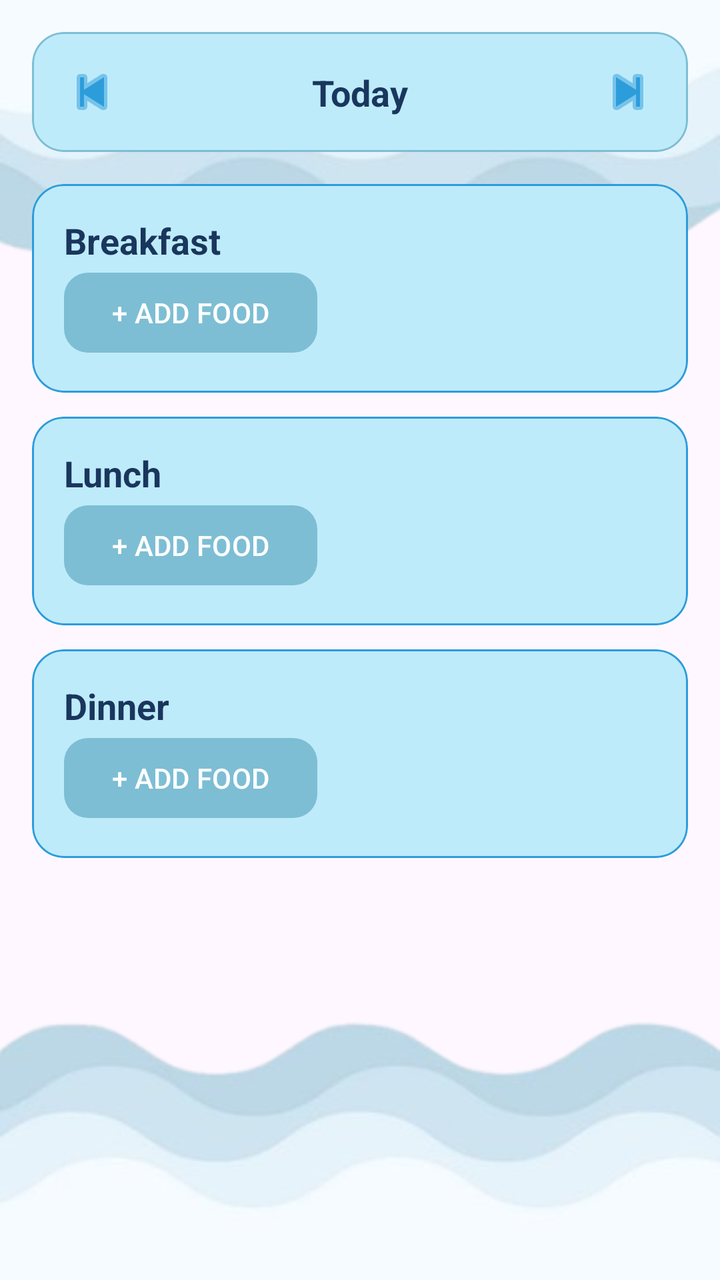
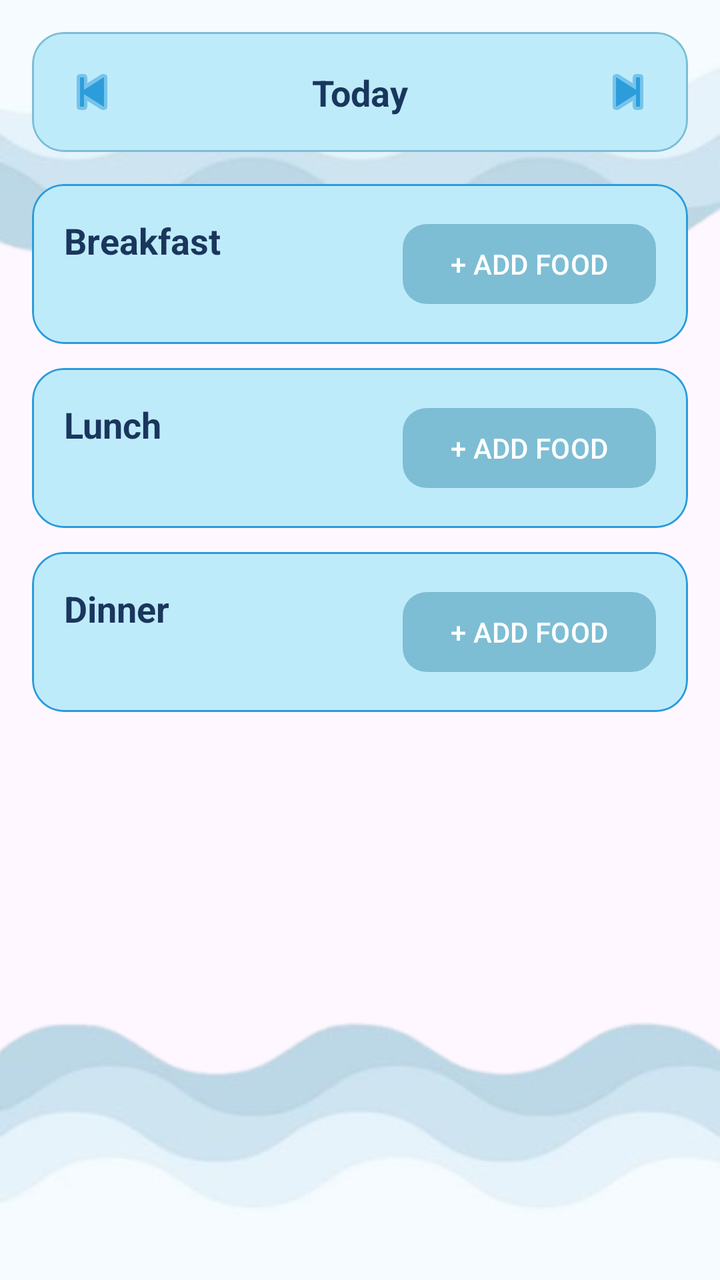

Screens rendered from an Android XML layout before and after an edit, with the pre-edit source and the edit as a unified diff.
<!-- AndroidManifest.xml: application theme Theme.HeronHealth -->
<!-- res/layout/fragment_food_log.xml -->
<?xml version="1.0" encoding="utf-8"?>
<androidx.core.widget.NestedScrollView
    xmlns:android="http://schemas.android.com/apk/res/android"
    xmlns:app="http://schemas.android.com/apk/res-auto"
    xmlns:tools="http://schemas.android.com/tools"
    android:layout_width="match_parent"
    android:layout_height="match_parent"
    android:background="@drawable/bg4"
    tools:context=".FoodLogFragment">

    <LinearLayout
        android:layout_width="match_parent"
        android:layout_height="wrap_content"
        android:orientation="vertical"
        android:padding="16dp">

        
        <com.google.android.material.card.MaterialCardView
            android:id="@+id/dateNavLayout"
            android:layout_width="match_parent"
            android:layout_height="wrap_content"
            android:layout_marginBottom="16dp"
            app:cardBackgroundColor="#beebfa"
            app:cardCornerRadius="16dp"
            app:strokeColor="#7dbed4"
            app:strokeWidth="1dp">

            <androidx.constraintlayout.widget.ConstraintLayout
                android:layout_width="match_parent"
                android:layout_height="wrap_content"
                android:padding="10dp">

                <ImageButton
                    android:id="@+id/btnPrevDay"
                    android:layout_width="40dp"
                    android:layout_height="40dp"
                    android:background="?attr/selectableItemBackgroundBorderless"
                    android:src="@android:drawable/ic_media_previous"
                    app:tint="#2D9CDB"
                    app:layout_constraintStart_toStartOf="parent"
                    app:layout_constraintTop_toTopOf="parent"
                    app:layout_constraintBottom_toBottomOf="parent"/>

                <TextView
                    android:id="@+id/tvSelectedDate"
                    android:layout_width="wrap_content"
                    android:layout_height="wrap_content"
                    android:text="Today"
                    android:textColor="#1A365D"
                    android:textSize="18sp"
                    android:textStyle="bold"
                    app:layout_constraintStart_toEndOf="@id/btnPrevDay"
                    app:layout_constraintEnd_toStartOf="@id/btnNextDay"
                    app:layout_constraintTop_toTopOf="parent"
                    app:layout_constraintBottom_toBottomOf="parent"/>

                <ImageButton
                    android:id="@+id/btnNextDay"
                    android:layout_width="40dp"
                    android:layout_height="40dp"
                    android:background="?attr/selectableItemBackgroundBorderless"
                    android:src="@android:drawable/ic_media_next"
                    app:tint="#2D9CDB"
                    app:layout_constraintEnd_toEndOf="parent"
                    app:layout_constraintTop_toTopOf="parent"
                    app:layout_constraintBottom_toBottomOf="parent"/>
            </androidx.constraintlayout.widget.ConstraintLayout>
        </com.google.android.material.card.MaterialCardView>

        
        <com.google.android.material.card.MaterialCardView
            android:layout_width="match_parent"
            android:layout_height="wrap_content"
            android:layout_marginBottom="12dp"
            app:cardBackgroundColor="#beebfa"
            app:cardCornerRadius="16dp"
            app:strokeColor="#2D9CDB"
            app:strokeWidth="1dp">

            <androidx.constraintlayout.widget.ConstraintLayout
                android:layout_width="match_parent"
                android:layout_height="wrap_content"
                android:padding="16dp">

                <TextView
                    android:id="@+id/tvBreakfastTitle"
                    android:layout_width="wrap_content"
                    android:layout_height="wrap_content"
                    android:text="Breakfast"
                    android:textColor="#1A365D"
                    android:textSize="18sp"
                    android:textStyle="bold"
                    app:layout_constraintStart_toStartOf="parent"
                    app:layout_constraintTop_toTopOf="parent"/>

                <com.google.android.material.button.MaterialButton
                    android:id="@+id/btnAddBreakfast"
                    android:layout_width="wrap_content"
                    android:layout_height="wrap_content"
                    android:text="+ ADD FOOD"
                    android:textColor="#FFFFFF"
                    app:backgroundTint="#7dbed4"
                    app:cornerRadius="12dp"
                    app:layout_constraintStart_toStartOf="parent"
                    app:layout_constraintTop_toBottomOf="@id/tvBreakfastTitle"/>
            </androidx.constraintlayout.widget.ConstraintLayout>
        </com.google.android.material.card.MaterialCardView>

        
        <com.google.android.material.card.MaterialCardView
            android:layout_width="match_parent"
            android:layout_height="wrap_content"
            android:layout_marginBottom="12dp"
            app:cardBackgroundColor="#beebfa"
            app:cardCornerRadius="16dp"
            app:strokeColor="#2D9CDB"
            app:strokeWidth="1dp">

            <androidx.constraintlayout.widget.ConstraintLayout
                android:layout_width="match_parent"
                android:layout_height="wrap_content"
                android:padding="16dp">

                <TextView
                    android:id="@+id/tvLunchTitle"
                    android:layout_width="wrap_content"
                    android:layout_height="wrap_content"
                    android:text="Lunch"
                    android:textColor="#1A365D"
                    android:textSize="18sp"
                    android:textStyle="bold"
                    app:layout_constraintStart_toStartOf="parent"
                    app:layout_constraintTop_toTopOf="parent"/>

                <com.google.android.material.button.MaterialButton
                    android:id="@+id/btnAddLunch"
                    android:layout_width="wrap_content"
                    android:layout_height="wrap_content"
                    android:text="+ ADD FOOD"
                    android:textColor="#FFFFFF"
                    app:backgroundTint="#7dbed4"
                    app:cornerRadius="12dp"
                    app:layout_constraintStart_toStartOf="parent"
                    app:layout_constraintTop_toBottomOf="@id/tvLunchTitle"/>
            </androidx.constraintlayout.widget.ConstraintLayout>
        </com.google.android.material.card.MaterialCardView>

        
        <com.google.android.material.card.MaterialCardView
            android:layout_width="match_parent"
            android:layout_height="wrap_content"
            app:cardBackgroundColor="#beebfa"
            app:cardCornerRadius="16dp"
            app:strokeColor="#2D9CDB"
            app:strokeWidth="1dp">

            <androidx.constraintlayout.widget.ConstraintLayout
                android:layout_width="match_parent"
                android:layout_height="wrap_content"
                android:padding="16dp">

                <TextView
                    android:id="@+id/tvDinnerTitle"
                    android:layout_width="wrap_content"
                    android:layout_height="wrap_content"
                    android:text="Dinner"
                    android:textColor="#1A365D"
                    android:textSize="18sp"
                    android:textStyle="bold"
                    app:layout_constraintStart_toStartOf="parent"
                    app:layout_constraintTop_toTopOf="parent"/>

                <com.google.android.material.button.MaterialButton
                    android:id="@+id/btnAddDinner"
                    android:layout_width="wrap_content"
                    android:layout_height="wrap_content"
                    android:text="+ ADD FOOD"
                    android:textColor="#FFFFFF"
                    app:backgroundTint="#7dbed4"
                    app:cornerRadius="12dp"
                    app:layout_constraintStart_toStartOf="parent"
                    app:layout_constraintTop_toBottomOf="@id/tvDinnerTitle"/>
            </androidx.constraintlayout.widget.ConstraintLayout>
        </com.google.android.material.card.MaterialCardView>

    </LinearLayout>
</androidx.core.widget.NestedScrollView>
<!-- resources referenced by this layout -->
<resources>
  <!-- drawable bg4: png bitmap (drawable, 73502 bytes) -->
  <style name="Theme.HeronHealth" parent="Base.Theme.HeronHealth" />
  <style name="Base.Theme.HeronHealth" parent="Theme.Material3.DayNight.NoActionBar">
          
          
      </style>
</resources>

<!-- the commit's change to res/layout/fragment_food_log.xml (unified diff, before → after) -->
@@ -64,6 +64,7 @@
                     app:layout_constraintEnd_toEndOf="parent"
                     app:layout_constraintTop_toTopOf="parent"
                     app:layout_constraintBottom_toBottomOf="parent"/>
+
             </androidx.constraintlayout.widget.ConstraintLayout>
         </com.google.android.material.card.MaterialCardView>
 
@@ -101,8 +102,20 @@
                     android:textColor="#FFFFFF"
                     app:backgroundTint="#7dbed4"
                     app:cornerRadius="12dp"
-                    app:layout_constraintStart_toStartOf="parent"
+                    app:layout_constraintEnd_toEndOf="parent"
+                    app:layout_constraintTop_toTopOf="parent"/>
+
+                
+                <LinearLayout
+                    android:id="@+id/llBreakfastItems"
+                    android:layout_width="0dp"
+                    android:layout_height="wrap_content"
+                    android:orientation="vertical"
+                    android:layout_marginTop="8dp"
+                    app:layout_constraintStart_toStartOf="parent"
+                    app:layout_constraintEnd_toEndOf="parent"
                     app:layout_constraintTop_toBottomOf="@id/tvBreakfastTitle"/>
+
             </androidx.constraintlayout.widget.ConstraintLayout>
         </com.google.android.material.card.MaterialCardView>
 
@@ -140,8 +153,19 @@
                     android:textColor="#FFFFFF"
                     app:backgroundTint="#7dbed4"
                     app:cornerRadius="12dp"
-                    app:layout_constraintStart_toStartOf="parent"
+                    app:layout_constraintEnd_toEndOf="parent"
+                    app:layout_constraintTop_toTopOf="parent"/>
+
+                <LinearLayout
+                    android:id="@+id/llLunchItems"
+                    android:layout_width="0dp"
+                    android:layout_height="wrap_content"
+                    android:orientation="vertical"
+                    android:layout_marginTop="8dp"
+                    app:layout_constraintStart_toStartOf="parent"
+                    app:layout_constraintEnd_toEndOf="parent"
                     app:layout_constraintTop_toBottomOf="@id/tvLunchTitle"/>
+
             </androidx.constraintlayout.widget.ConstraintLayout>
         </com.google.android.material.card.MaterialCardView>
 
@@ -178,8 +202,19 @@
                     android:textColor="#FFFFFF"
                     app:backgroundTint="#7dbed4"
                     app:cornerRadius="12dp"
-                    app:layout_constraintStart_toStartOf="parent"
+                    app:layout_constraintEnd_toEndOf="parent"
+                    app:layout_constraintTop_toTopOf="parent"/>
+
+                <LinearLayout
+                    android:id="@+id/llDinnerItems"
+                    android:layout_width="0dp"
+                    android:layout_height="wrap_content"
+                    android:orientation="vertical"
+                    android:layout_marginTop="8dp"
+                    app:layout_constraintStart_toStartOf="parent"
+                    app:layout_constraintEnd_toEndOf="parent"
                     app:layout_constraintTop_toBottomOf="@id/tvDinnerTitle"/>
+
             </androidx.constraintlayout.widget.ConstraintLayout>
         </com.google.android.material.card.MaterialCardView>
 
